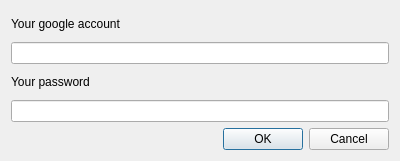
The window that GoogleData.ui (KDE/akonadi-googledata-resource) describes before a commit, drawn with Qt 5.
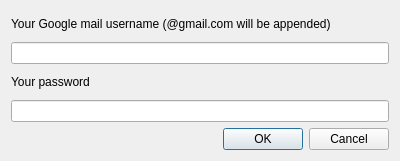
The same window after the commit.

Commit message: Add more helpful username dialog label and mask password field.

```diff
--- a/GoogleData.ui
+++ b/GoogleData.ui
@@ -19,7 +19,7 @@
      <item>
       <widget class="QLabel" name="lbAccount">
        <property name="text">
-        <string>Your google account</string>
+        <string>Your Google mail username (@gmail.com will be appended)</string>
        </property>
        <property name="buddy">
         <cstring>eAccount</cstring>
```
Left out of the diff: 6 changed lines with no effect on the pictures.
